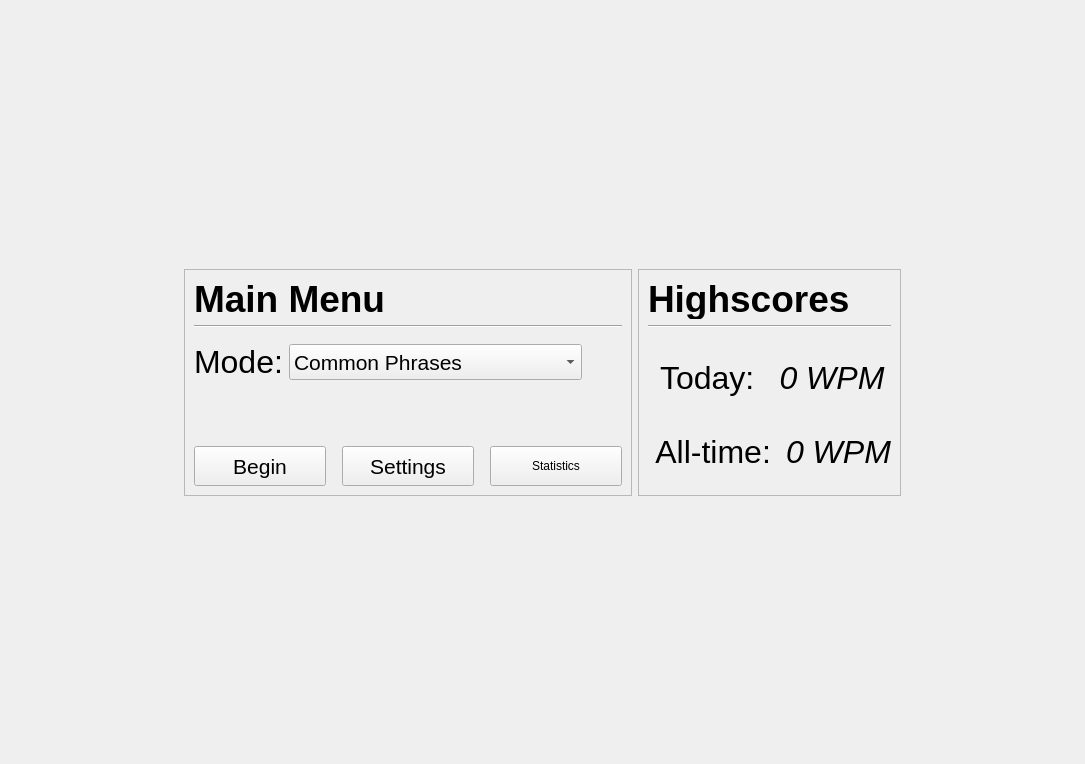
Above: speed-typer/source_ui/mainWindow.ui from Rolv-Apneseth/ps-typer before the change. Below: the same form after it.
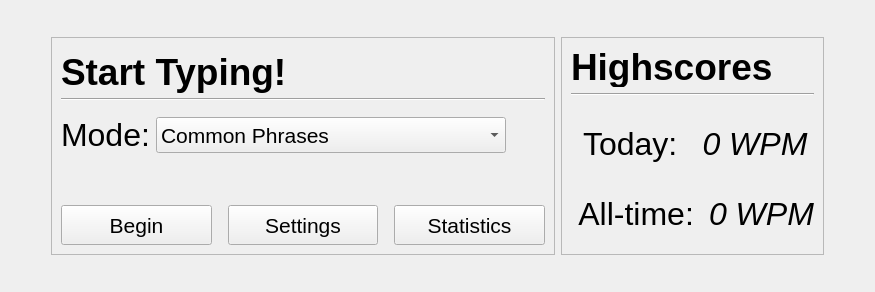
That is the form after the change.

Commit message: Minor changes to main window ui

```diff
--- a/speed-typer/source_ui/mainWindow.ui
+++ b/speed-typer/source_ui/mainWindow.ui
@@ -6,8 +6,8 @@
    <rect>
     <x>0</x>
     <y>0</y>
-    <width>1085</width>
-    <height>764</height>
+    <width>875</width>
+    <height>292</height>
    </rect>
   </property>
   <property name="windowTitle">
@@ -22,6 +22,9 @@
      <property name="orientation">
       <enum>Qt::Horizontal</enum>
      </property>
+     <property name="sizeType">
+      <enum>QSizePolicy::Expanding</enum>
+     </property>
      <property name="sizeHint" stdset="0">
       <size>
        <width>40</width>
@@ -85,7 +88,7 @@
             <property name="minimumSize">
              <size>
               <width>0</width>
-              <height>40</height>
+              <height>45</height>
              </size>
             </property>
             <property name="maximumSize">
@@ -105,7 +108,7 @@
              <string notr="true">font-weight: bold; font-size: 28pt;</string>
             </property>
             <property name="text">
-             <string>Main Menu</string>
+             <string>Start Typing!</string>
             </property>
            </widget>
           </item>
@@ -167,6 +170,12 @@
                 <verstretch>0</verstretch>
                </sizepolicy>
               </property>
+              <property name="minimumSize">
+               <size>
+                <width>350</width>
+                <height>0</height>
+               </size>
+              </property>
               <property name="font">
                <font>
                 <pointsize>16</pointsize>
@@ -175,6 +184,9 @@
               <property name="cursor">
                <cursorShape>PointingHandCursor</cursorShape>
               </property>
+              <property name="sizeAdjustPolicy">
+               <enum>QComboBox::AdjustToContentsOnFirstShow</enum>
+              </property>
               <item>
                <property name="text">
                 <string>Common Phrases</string>
@@ -345,6 +357,11 @@
                 <height>40</height>
                </size>
               </property>
+              <property name="font">
+               <font>
+                <pointsize>16</pointsize>
+               </font>
+              </property>
               <property name="text">
                <string>Statistics</string>
               </property>
@@ -530,6 +547,9 @@
      <property name="orientation">
       <enum>Qt::Horizontal</enum>
      </property>
+     <property name="sizeType">
+      <enum>QSizePolicy::Expanding</enum>
+     </property>
      <property name="sizeHint" stdset="0">
       <size>
        <width>40</width>
```
The commit also changes 1 other file.
